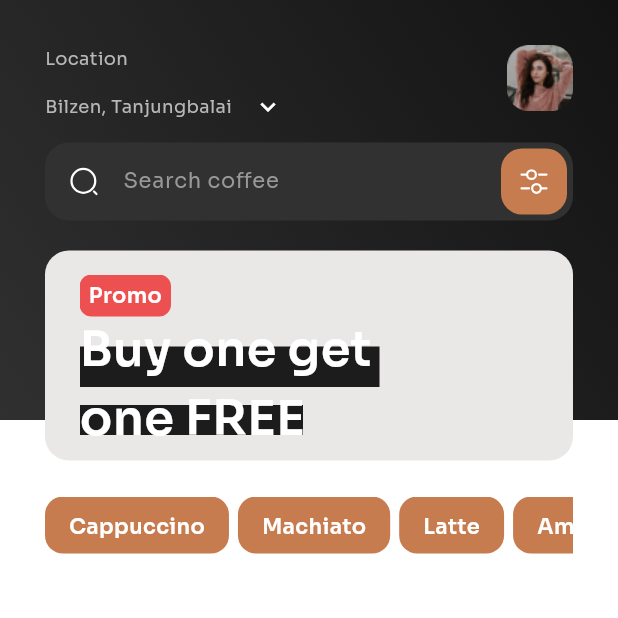
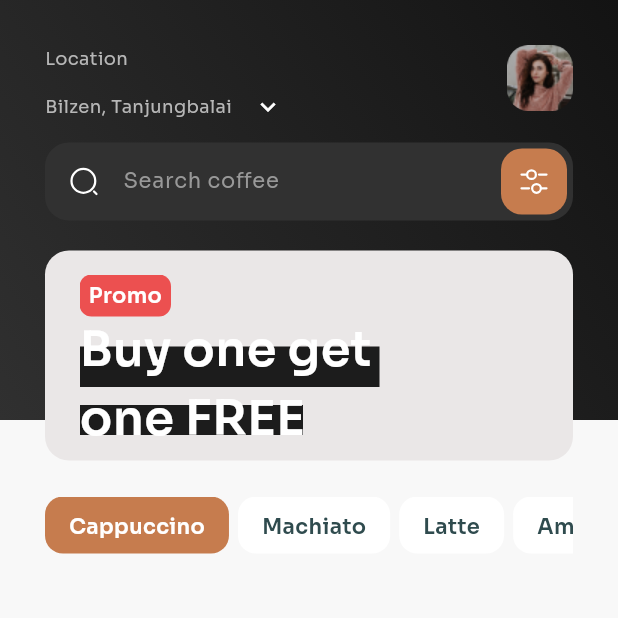
Before and after one commit to onaya7/Coffie, a Flutter app: the HomeScreen screen opened by its route, on a phone screen of 412 x 824 dp, the top half of it. Run offline on Flutter 3.47's test engine with Material 3 defaults, Android fonts, the light colour scheme and no system bars; our stand-ins replace flutter_svg.

Commit message:
Update background color and text color in HomeScreen

```diff
--- a/lib/pages/home_screen.dart
+++ b/lib/pages/home_screen.dart
@@ -9,7 +9,7 @@ class HomeScreen extends StatelessWidget {
     var w = MediaQuery.of(context).size.width;
     // var h = MediaQuery.of(context).size.height;
     return Scaffold(
-        backgroundColor: const Color.fromRGBO(255, 255, 255, 1),
+        backgroundColor: const Color(0xFFF8F8F8),
         body: Stack(
           children: <Widget>[
             Container(
@@ -197,7 +197,8 @@ class HomeScreen extends StatelessWidget {
                     const SizedBox(
                       height: 24,
                     ),
-                    // listview
+
+                    // Listview
                     SizedBox(
                       width: w,
                       height: 38,
@@ -222,12 +223,12 @@ class HomeScreen extends StatelessWidget {
                             padding: const EdgeInsets.symmetric(
                                 horizontal: 16, vertical: 10),
                             decoration: BoxDecoration(
-                                color: const Color(0xFFC67C4E),
+                                color: Colors.white,
                                 borderRadius: BorderRadius.circular(12)),
                             // Machiato
                             child: const Text("Machiato",
                                 style: TextStyle(
-                                    color: Colors.white,
+                                    color: Color(0xFF2F4B4E),
                                     fontSize: 14,
                                     fontWeight: FontWeight.w600)),
                           ),
@@ -236,12 +237,12 @@ class HomeScreen extends StatelessWidget {
                             padding: const EdgeInsets.symmetric(
                                 horizontal: 16, vertical: 10),
                             decoration: BoxDecoration(
-                                color: const Color(0xFFC67C4E),
+                                color: Colors.white,
                                 borderRadius: BorderRadius.circular(12)),
                             // Latte
                             child: const Text("Latte",
                                 style: TextStyle(
-                                    color: Colors.white,
+                                    color: Color(0xFF2F4B4E),
                                     fontSize: 14,
                                     fontWeight: FontWeight.w600)),
                           ),
@@ -250,12 +251,12 @@ class HomeScreen extends StatelessWidget {
                             padding: const EdgeInsets.symmetric(
                                 horizontal: 16, vertical: 10),
                             decoration: BoxDecoration(
-                                color: const Color(0xFFC67C4E),
+                                color: Colors.white,
                                 borderRadius: BorderRadius.circular(12)),
                             // Americano
                             child: const Text("Americano",
                                 style: TextStyle(
-                                    color: Colors.white,
+                                    color: Color(0xFF2F4B4E),
                                     fontSize: 14,
                                     fontWeight: FontWeight.w600)),
                           ),
```
